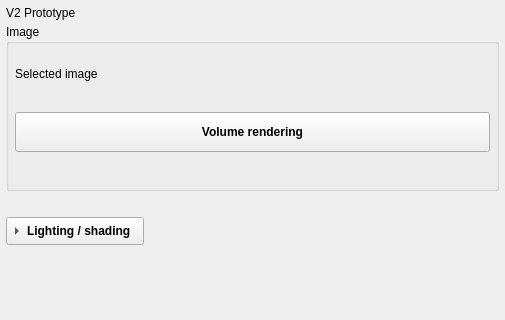
MITK/MITK, file Plugins/org.mitk.gui.qt.volumevisualization_v2/src/internal/QmitkVolumeVisualizationV2View.ui: the form before one commit; both pictures show x 0 to 505 and y 0 to 320 of the 505 by 823 pixel window.
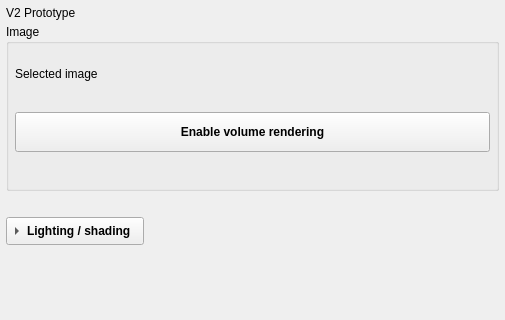
The form after the commit. Custom widgets are drawn as their Qt base class.

Commit message: Trim what the volume visualization panel shows

Patch:
```diff
--- a/Plugins/org.mitk.gui.qt.volumevisualization_v2/src/internal/QmitkVolumeVisualizationV2View.ui
+++ b/Plugins/org.mitk.gui.qt.volumevisualization_v2/src/internal/QmitkVolumeVisualizationV2View.ui
@@ -49,7 +49,7 @@
      <property name="title">
       <string>Image</string>
      </property>
-     <layout class="QGridLayout" name="imageLayout" columnstretch="0,4,1">
+     <layout class="QGridLayout" name="imageLayout" columnstretch="0,1">
       <property name="leftMargin">
        <number>6</number>
       </property>
@@ -68,16 +68,13 @@
       <item row="0" column="0">
        <widget class="QLabel" name="volumeSelectionLabel">
         <property name="sizePolicy">
-         <sizepolicy hsizetype="Fixed" vsizetype="Preferred">
+         <sizepolicy hsizetype="Maximum" vsizetype="Preferred">
           <horstretch>0</horstretch>
           <verstretch>0</verstretch>
          </sizepolicy>
         </property>
-        <property name="minimumSize">
-         <size>
-          <width>110</width>
-          <height>0</height>
-         </size>
+        <property name="textFormat">
+         <enum>Qt::TextFormat::PlainText</enum>
         </property>
         <property name="text">
          <string>Selected image</string>
@@ -106,19 +103,6 @@
         </property>
        </widget>
       </item>
-      <item row="0" column="2">
-       <spacer name="imageRowSpacer">
-         <property name="orientation">
-          <enum>Qt::Orientation::Horizontal</enum>
-         </property>
-         <property name="sizeHint" stdset="0">
-          <size>
-           <width>40</width>
-           <height>20</height>
-          </size>
-         </property>
-       </spacer>
-      </item>
       <item row="1" column="0">
        <spacer name="renderToggleSpacer">
         <property name="orientation">
@@ -135,7 +119,7 @@
         </property>
        </spacer>
       </item>
-      <item row="2" column="0" colspan="3">
+      <item row="2" column="0" colspan="2">
        <widget class="QPushButton" name="enableRenderingButton">
         <property name="sizePolicy">
          <sizepolicy hsizetype="Preferred" vsizetype="Fixed">
@@ -155,7 +139,7 @@
          </font>
         </property>
         <property name="text">
-         <string>Volume rendering</string>
+         <string>Enable volume rendering</string>
         </property>
         <property name="iconSize">
          <size>
@@ -163,12 +147,9 @@
           <height>20</height>
          </size>
         </property>
-        <property name="checkable">
-         <bool>true</bool>
-        </property>
        </widget>
       </item>
-      <item row="3" column="0" colspan="3">
+      <item row="3" column="0" colspan="2">
        <widget class="QLabel" name="blendModeHintLabel">
         <property name="textFormat">
          <enum>Qt::TextFormat::PlainText</enum>
```
The commit also changes 4 other files.
